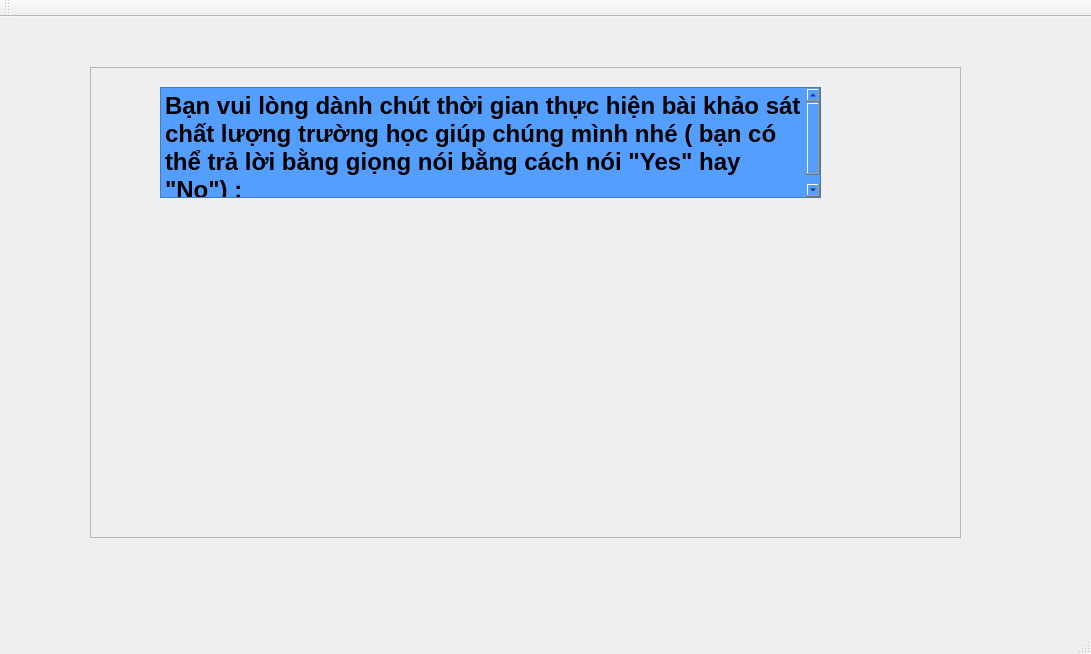
Above: mainwindow.ui from toandinh18/thesis before the change. Below: the same form after it.
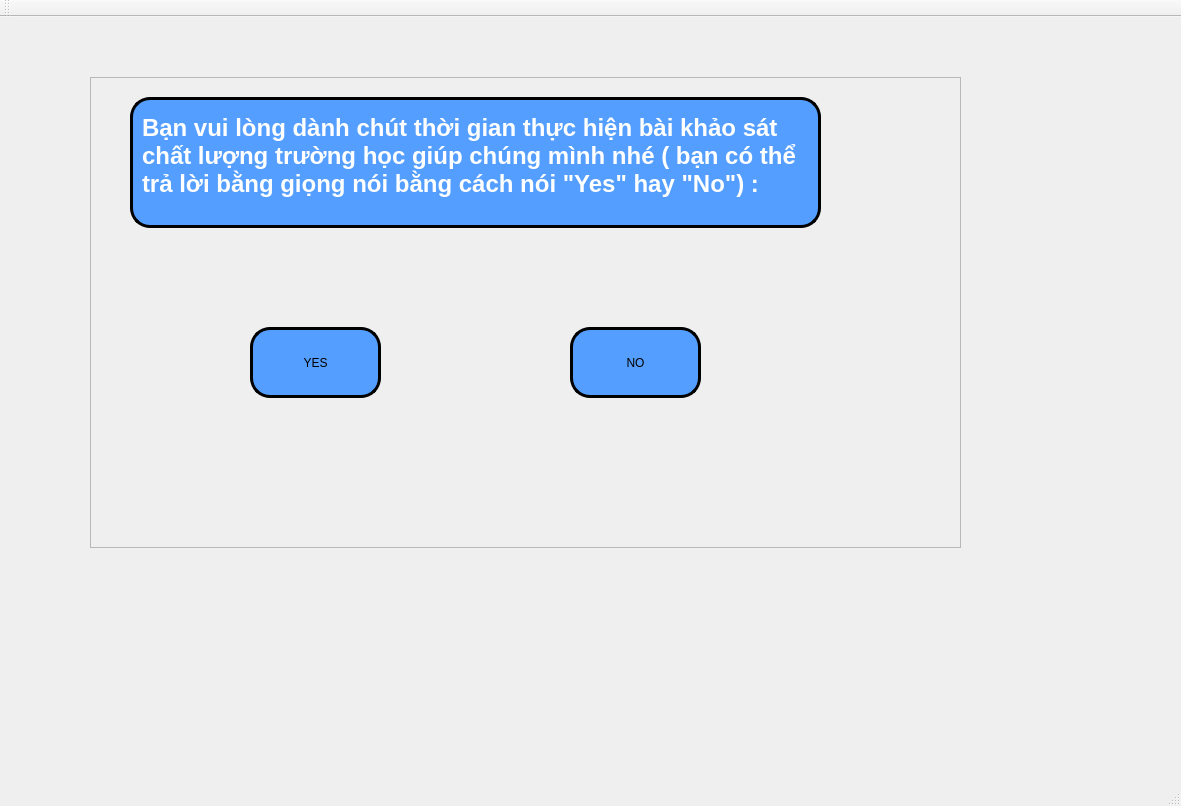
That is the form after the change. Icons and pictures are not drawn.

Diff of the .ui file:
```diff
--- a/mainwindow.ui
+++ b/mainwindow.ui
@@ -6,8 +6,8 @@
    <rect>
     <x>0</x>
     <y>0</y>
-    <width>1091</width>
-    <height>654</height>
+    <width>1181</width>
+    <height>806</height>
    </rect>
   </property>
   <property name="windowTitle">
@@ -167,7 +167,7 @@
       <property name="geometry">
        <rect>
         <x>60</x>
-        <y>40</y>
+        <y>50</y>
         <width>871</width>
         <height>471</height>
        </rect>
@@ -181,8 +181,8 @@
       <widget class="QLabel" name="label_2">
        <property name="geometry">
         <rect>
-         <x>790</x>
-         <y>10</y>
+         <x>770</x>
+         <y>40</y>
          <width>71</width>
          <height>71</height>
         </rect>
@@ -200,21 +200,62 @@
       <widget class="QTextBrowser" name="textBrowser">
        <property name="geometry">
         <rect>
-         <x>70</x>
+         <x>40</x>
          <y>20</y>
-         <width>661</width>
-         <height>111</height>
+         <width>691</width>
+         <height>131</height>
         </rect>
        </property>
        <property name="styleSheet">
-        <string notr="true">background-color: #549eff</string>
+        <string notr="true">background-color: #549eff;
+padding: 10px 5px;
+border: 3px solid black;
+border-radius: 20px;</string>
        </property>
        <property name="html">
         <string>&lt;!DOCTYPE HTML PUBLIC &quot;-//W3C//DTD HTML 4.0//EN&quot; &quot;http://www.w3.org/TR/REC-html40/strict.dtd&quot;&gt;
 &lt;html&gt;&lt;head&gt;&lt;meta name=&quot;qrichtext&quot; content=&quot;1&quot; /&gt;&lt;style type=&quot;text/css&quot;&gt;
 p, li { white-space: pre-wrap; }
 &lt;/style&gt;&lt;/head&gt;&lt;body style=&quot; font-family:'PibotoLt'; font-size:12pt; font-weight:400; font-style:normal;&quot;&gt;
-&lt;p style=&quot; margin-top:0px; margin-bottom:0px; margin-left:0px; margin-right:0px; -qt-block-indent:0; text-indent:0px;&quot;&gt;&lt;span style=&quot; font-size:18pt; font-weight:600; color:#000000;&quot;&gt;Bạn vui lòng dành chút thời gian thực hiện bài khảo sát chất lượng trường học giúp chúng mình nhé ( bạn có thể trả lời bằng giọng nói bằng cách nói &amp;quot;Yes&amp;quot; hay &amp;quot;No&amp;quot;) :&lt;/span&gt;&lt;/p&gt;&lt;/body&gt;&lt;/html&gt;</string>
+&lt;p style=&quot; margin-top:0px; margin-bottom:0px; margin-left:0px; margin-right:0px; -qt-block-indent:0; text-indent:0px;&quot;&gt;&lt;span style=&quot; font-size:18pt; font-weight:600; color:#ffffff;&quot;&gt;Bạn vui lòng dành chút thời gian thực hiện bài khảo sát chất lượng trường học giúp chúng mình nhé ( bạn có thể trả lời bằng giọng nói bằng cách nói &amp;quot;Yes&amp;quot; hay &amp;quot;No&amp;quot;) :&lt;/span&gt;&lt;/p&gt;&lt;/body&gt;&lt;/html&gt;</string>
+       </property>
+      </widget>
+      <widget class="QPushButton" name="pushButton_2">
+       <property name="geometry">
+        <rect>
+         <x>160</x>
+         <y>250</y>
+         <width>131</width>
+         <height>71</height>
+        </rect>
+       </property>
+       <property name="styleSheet">
+        <string notr="true">background-color: #549eff;
+padding: 10px 5px;
+border: 3px solid black;
+border-radius: 20px;</string>
+       </property>
+       <property name="text">
+        <string>YES</string>
+       </property>
+      </widget>
+      <widget class="QPushButton" name="pushButton_3">
+       <property name="geometry">
+        <rect>
+         <x>480</x>
+         <y>250</y>
+         <width>131</width>
+         <height>71</height>
+        </rect>
+       </property>
+       <property name="styleSheet">
+        <string notr="true">background-color: #549eff;
+padding: 10px 5px;
+border: 3px solid black;
+border-radius: 20px;</string>
+       </property>
+       <property name="text">
+        <string>NO</string>
        </property>
       </widget>
      </widget>
```
Left out of the diff: 2 changed lines with no effect on the pictures.
